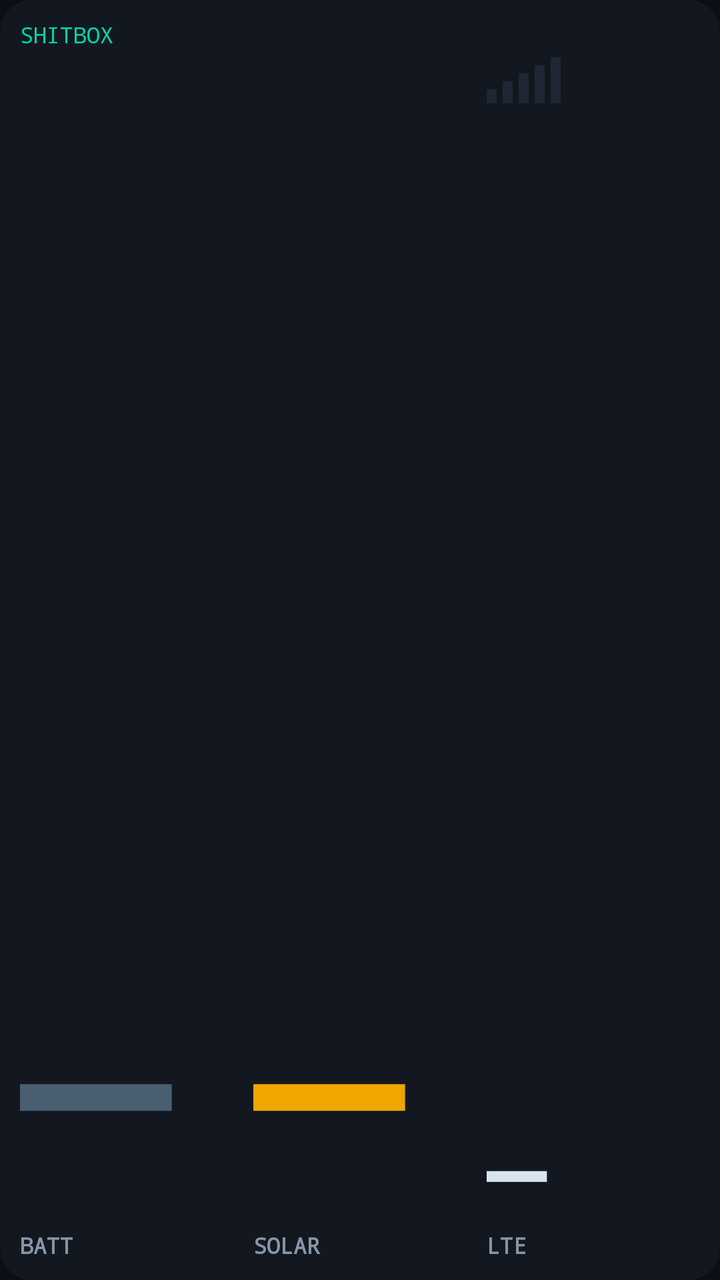
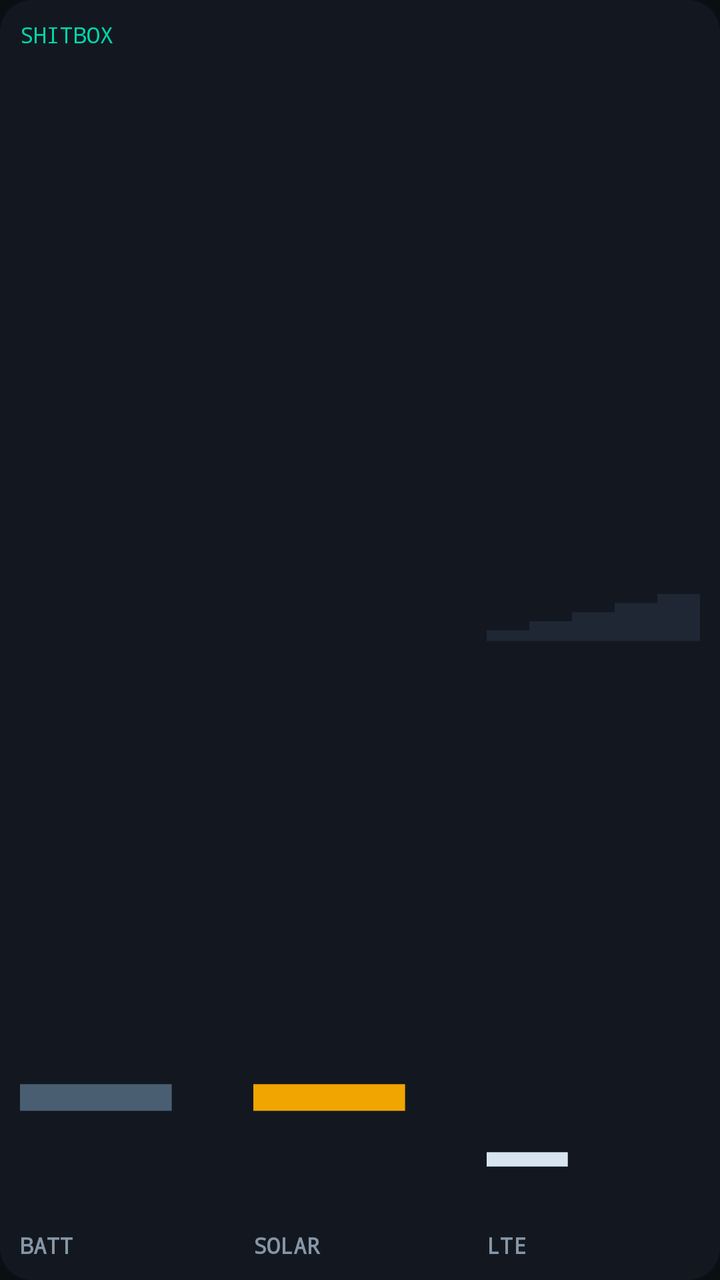

An Android layout rendered at two revisions. The XML below is the earlier revision; the diff shows what the commit changed to produce the second picture.
<!-- AndroidManifest.xml: application theme Theme.ShitboxMonitor -->
<!-- res/layout/monitor_widget.xml -->
<?xml version="1.0" encoding="utf-8"?>
<LinearLayout xmlns:android="http://schemas.android.com/apk/res/android"
    android:id="@+id/widget_root"
    android:layout_width="match_parent"
    android:layout_height="match_parent"
    android:orientation="vertical"
    android:background="@drawable/widget_bg"
    android:padding="10dp">

    <TextView
        android:id="@+id/header"
        android:layout_width="match_parent"
        android:layout_height="wrap_content"
        android:gravity="start|center_vertical"
        android:text="SHITBOX"
        android:textColor="@color/accent"
        android:fontFamily="monospace"
        android:maxLines="1"
        android:textSize="11sp"
        android:layout_marginBottom="4dp"/>

    <TextView
        android:id="@+id/offline_text"
        android:layout_width="match_parent"
        android:layout_height="0dp"
        android:layout_weight="1"
        android:gravity="center"
        android:text="OFFLINE"
        android:textColor="@color/warn"
        android:fontFamily="monospace"
        android:textStyle="bold"
        android:maxLines="1"
        android:visibility="gone"
        android:autoSizeTextType="uniform"
        android:autoSizeMinTextSize="14sp"
        android:autoSizeMaxTextSize="120sp"
        android:autoSizeStepGranularity="1sp"/>

    <LinearLayout
        android:id="@+id/content_row"
        android:layout_width="match_parent"
        android:layout_height="0dp"
        android:layout_weight="1"
        android:orientation="horizontal"
        android:baselineAligned="false">

        <LinearLayout
            android:layout_width="0dp"
            android:layout_height="match_parent"
            android:layout_weight="1"
            android:layout_marginEnd="10dp"
            android:orientation="vertical">
            <TextView
                android:id="@+id/batt_value"
                android:layout_width="match_parent"
                android:layout_height="0dp"
                android:layout_weight="3"
                android:gravity="start|bottom"
                android:text="—"
                android:textColor="@color/muted"
                android:fontFamily="monospace"
                android:textStyle="bold"
                android:maxLines="1"
                android:autoSizeTextType="uniform"
                android:autoSizeMinTextSize="14sp"
                android:autoSizeMaxTextSize="120sp"
                android:autoSizeStepGranularity="1sp"/>
            <TextView
                android:id="@+id/batt_label"
                android:layout_width="match_parent"
                android:layout_height="wrap_content"
                android:gravity="start|top"
                android:text="BATT"
                android:textColor="@color/widget_label"
                android:fontFamily="monospace"
                android:textStyle="bold"
                android:maxLines="1"
                android:textSize="11sp"/>
        </LinearLayout>

        <LinearLayout
            android:layout_width="0dp"
            android:layout_height="match_parent"
            android:layout_weight="1"
            android:layout_marginEnd="10dp"
            android:orientation="vertical">
            <TextView
                android:id="@+id/solar_value"
                android:layout_width="match_parent"
                android:layout_height="0dp"
                android:layout_weight="3"
                android:gravity="start|bottom"
                android:text="—"
                android:textColor="@color/accent2"
                android:fontFamily="monospace"
                android:textStyle="bold"
                android:maxLines="1"
                android:autoSizeTextType="uniform"
                android:autoSizeMinTextSize="14sp"
                android:autoSizeMaxTextSize="120sp"
                android:autoSizeStepGranularity="1sp"/>
            <TextView
                android:id="@+id/solar_label"
                android:layout_width="match_parent"
                android:layout_height="wrap_content"
                android:gravity="start|top"
                android:text="SOLAR"
                android:textColor="@color/widget_label"
                android:fontFamily="monospace"
                android:textStyle="bold"
                android:maxLines="1"
                android:textSize="11sp"/>
        </LinearLayout>

        <LinearLayout
            android:layout_width="0dp"
            android:layout_height="match_parent"
            android:layout_weight="1"
            android:orientation="vertical">

            <LinearLayout
                android:layout_width="wrap_content"
                android:layout_height="wrap_content"
                android:layout_marginBottom="4dp"
                android:orientation="horizontal"
                android:gravity="bottom"
                android:baselineAligned="false">
                <ImageView
                    android:id="@+id/bar1"
                    android:layout_width="5dp"
                    android:layout_height="7dp"
                    android:layout_marginEnd="3dp"
                    android:background="@color/border"
                    android:contentDescription="@null"/>
                <ImageView
                    android:id="@+id/bar2"
                    android:layout_width="5dp"
                    android:layout_height="11dp"
                    android:layout_marginEnd="3dp"
                    android:background="@color/border"
                    android:contentDescription="@null"/>
                <ImageView
                    android:id="@+id/bar3"
                    android:layout_width="5dp"
                    android:layout_height="15dp"
                    android:layout_marginEnd="3dp"
                    android:background="@color/border"
                    android:contentDescription="@null"/>
                <ImageView
                    android:id="@+id/bar4"
                    android:layout_width="5dp"
                    android:layout_height="19dp"
                    android:layout_marginEnd="3dp"
                    android:background="@color/border"
                    android:contentDescription="@null"/>
                <ImageView
                    android:id="@+id/bar5"
                    android:layout_width="5dp"
                    android:layout_height="23dp"
                    android:background="@color/border"
                    android:contentDescription="@null"/>
            </LinearLayout>

            <TextView
                android:id="@+id/signal_value"
                android:layout_width="match_parent"
                android:layout_height="0dp"
                android:layout_weight="1"
                android:gravity="start|bottom"
                android:text="—"
                android:textColor="@color/text"
                android:fontFamily="monospace"
                android:textStyle="bold"
                android:maxLines="1"
                android:autoSizeTextType="uniform"
                android:autoSizeMinTextSize="10sp"
                android:autoSizeMaxTextSize="48sp"
                android:autoSizeStepGranularity="1sp"/>

            <TextView
                android:id="@+id/signal_label"
                android:layout_width="match_parent"
                android:layout_height="wrap_content"
                android:gravity="start|top"
                android:text="LTE"
                android:textColor="@color/widget_label"
                android:fontFamily="monospace"
                android:textStyle="bold"
                android:maxLines="1"
                android:textSize="11sp"/>
        </LinearLayout>
    </LinearLayout>
</LinearLayout>
<!-- resources referenced by this layout -->
<resources>
  <color name="accent">#00d4aa</color>
  <color name="accent2">#f0a500</color>
  <color name="border">#1e2733</color>
  <color name="muted">#4a5e72</color>
  <color name="text">#d8e4f0</color>
  <color name="warn">#ff4d4d</color>
  <color name="widget_label">#8696a8</color>
  <!-- drawable widget_bg (drawable) -->
  <?xml version="1.0" encoding="utf-8"?>
  <shape xmlns:android="http://schemas.android.com/apk/res/android"
      android:shape="rectangle">
      <solid android:color="@color/surface"/>
      <corners android:radius="16dp"/>
  </shape>
  <style name="Theme.ShitboxMonitor" parent="android:Theme.Material.NoActionBar">
          <item name="android:statusBarColor">@color/bg</item>
          <item name="android:navigationBarColor">@color/bg</item>
          <item name="android:windowBackground">@color/bg</item>
      </style>
  <color name="surface">#131820</color>
  <color name="bg">#0b0e13</color>
</resources>

<!-- the commit's change to res/layout/monitor_widget.xml (unified diff, before → after) -->
@@ -118,54 +118,28 @@
             android:layout_weight="1"
             android:orientation="vertical">
 
-            <LinearLayout
-                android:layout_width="wrap_content"
-                android:layout_height="wrap_content"
-                android:layout_marginBottom="4dp"
-                android:orientation="horizontal"
-                android:gravity="bottom"
-                android:baselineAligned="false">
-                <ImageView
-                    android:id="@+id/bar1"
-                    android:layout_width="5dp"
-                    android:layout_height="7dp"
-                    android:layout_marginEnd="3dp"
-                    android:background="@color/border"
-                    android:contentDescription="@null"/>
-                <ImageView
-                    android:id="@+id/bar2"
-                    android:layout_width="5dp"
-                    android:layout_height="11dp"
-                    android:layout_marginEnd="3dp"
-                    android:background="@color/border"
-                    android:contentDescription="@null"/>
-                <ImageView
-                    android:id="@+id/bar3"
-                    android:layout_width="5dp"
-                    android:layout_height="15dp"
-                    android:layout_marginEnd="3dp"
-                    android:background="@color/border"
-                    android:contentDescription="@null"/>
-                <ImageView
-                    android:id="@+id/bar4"
-                    android:layout_width="5dp"
-                    android:layout_height="19dp"
-                    android:layout_marginEnd="3dp"
-                    android:background="@color/border"
-                    android:contentDescription="@null"/>
-                <ImageView
-                    android:id="@+id/bar5"
-                    android:layout_width="5dp"
-                    android:layout_height="23dp"
-                    android:background="@color/border"
-                    android:contentDescription="@null"/>
-            </LinearLayout>
+            <TextView
+                android:id="@+id/signal_bars"
+                android:layout_width="match_parent"
+                android:layout_height="0dp"
+                android:layout_weight="2"
+                android:gravity="start|bottom"
+                android:text="▁▂▃▄▅"
+                android:textColor="@color/border"
+                android:fontFamily="monospace"
+                android:textStyle="bold"
+                android:maxLines="1"
+                android:includeFontPadding="false"
+                android:autoSizeTextType="uniform"
+                android:autoSizeMinTextSize="10sp"
+                android:autoSizeMaxTextSize="120sp"
+                android:autoSizeStepGranularity="1sp"/>
 
             <TextView
                 android:id="@+id/signal_value"
                 android:layout_width="match_parent"
                 android:layout_height="0dp"
-                android:layout_weight="1"
+                android:layout_weight="2"
                 android:gravity="start|bottom"
                 android:text="—"
                 android:textColor="@color/text"
@@ -174,7 +148,7 @@
                 android:maxLines="1"
                 android:autoSizeTextType="uniform"
                 android:autoSizeMinTextSize="10sp"
-                android:autoSizeMaxTextSize="48sp"
+                android:autoSizeMaxTextSize="64sp"
                 android:autoSizeStepGranularity="1sp"/>
 
             <TextView
